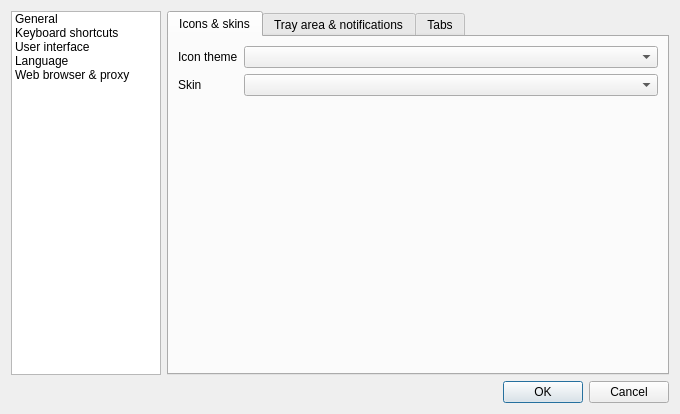
This is src/gui/formsettings.ui in martinrotter/rssguard as Qt 5 draws it before an edit. The edited form follows.
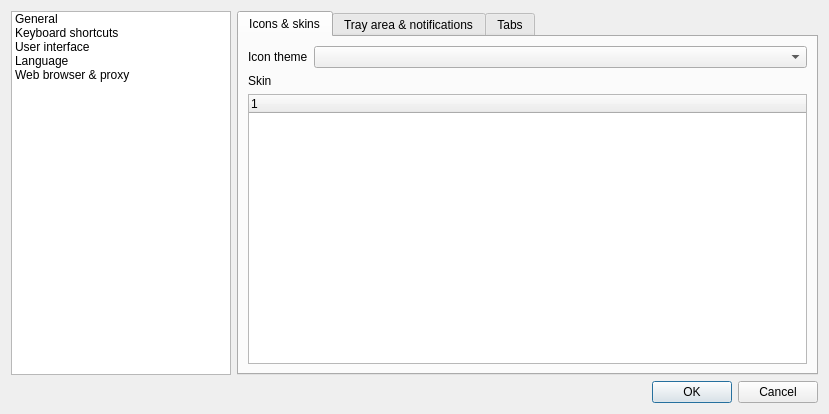
This is the edited form. The open tabs and pages were chosen to show the change. Custom widgets are drawn as their Qt base class.

The edit to the form file:
```diff
--- a/src/gui/formsettings.ui
+++ b/src/gui/formsettings.ui
@@ -6,7 +6,7 @@
    <rect>
     <x>0</x>
     <y>0</y>
-    <width>680</width>
+    <width>829</width>
     <height>414</height>
    </rect>
   </property>
@@ -142,8 +142,29 @@
              </property>
             </widget>
            </item>
-           <item row="1" column="1">
-            <widget class="QComboBox" name="m_cmbSkin"/>
+           <item row="2" column="0" colspan="2">
+            <widget class="QTreeWidget" name="m_treeSkins">
+             <property name="sizePolicy">
+              <sizepolicy hsizetype="Expanding" vsizetype="Expanding">
+               <horstretch>0</horstretch>
+               <verstretch>0</verstretch>
+              </sizepolicy>
+             </property>
+             <property name="indentation">
+              <number>0</number>
+             </property>
+             <property name="itemsExpandable">
+              <bool>false</bool>
+             </property>
+             <property name="expandsOnDoubleClick">
+              <bool>false</bool>
+             </property>
+             <column>
+              <property name="text">
+               <string notr="true">1</string>
+              </property>
+             </column>
+            </widget>
            </item>
           </layout>
          </widget>
@@ -528,9 +549,15 @@
    </item>
    <item row="0" column="0">
     <widget class="QListWidget" name="m_listSettings">
+     <property name="minimumSize">
+      <size>
+       <width>220</width>
+       <height>0</height>
+      </size>
+     </property>
      <property name="maximumSize">
       <size>
-       <width>150</width>
+       <width>220</width>
        <height>16777215</height>
       </size>
      </property>
```
Left out of the diff: 22 changed lines with no effect on the pictures.
